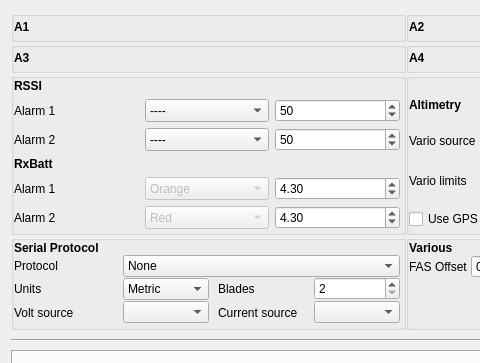
This is companion/src/modeledit/telemetry.ui in opentx/opentx as Qt 5 draws it before an edit; both pictures show x 0 to 480 and y 0 to 363 of the 850 by 457 pixel window. The edited form follows.
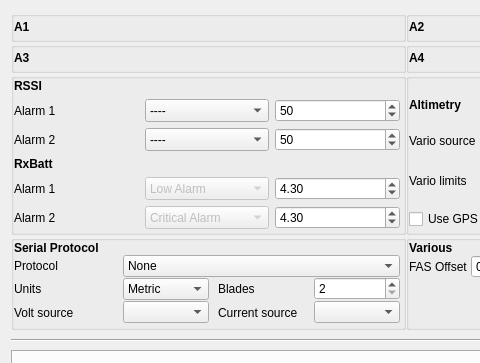
This is the edited form. Custom widgets are drawn as their Qt base class.

Commit message: Orange/Red Alarms changed to Low Alarm/Critical Alarm

Diff of the .ui file:
```diff
--- a/companion/src/modeledit/telemetry.ui
+++ b/companion/src/modeledit/telemetry.ui
@@ -485,7 +485,7 @@
           </property>
           <item>
            <property name="text">
-            <string>Red</string>
+            <string>Critical Alarm</string>
            </property>
           </item>
          </widget>
@@ -673,7 +673,7 @@
           </property>
           <item>
            <property name="text">
-            <string>Orange</string>
+            <string>Low Alarm</string>
            </property>
           </item>
          </widget>
```
